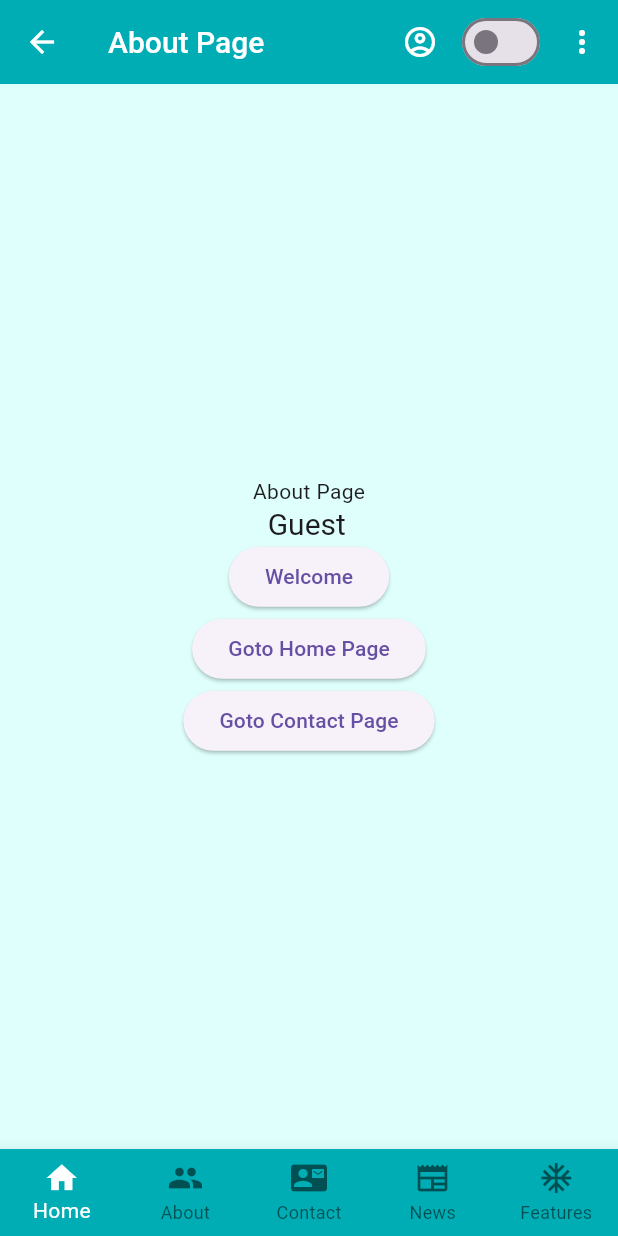
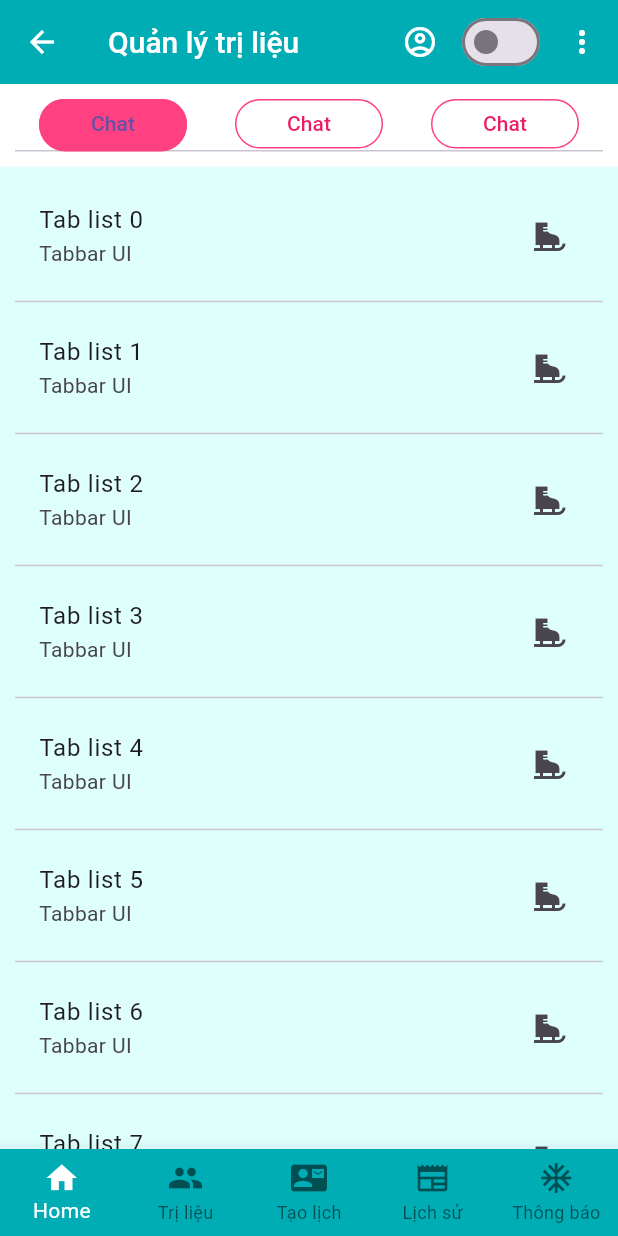
Before and after one commit to csf-whoami/moon-therapy, a Flutter app: the AboutController screen opened by its route, on a phone screen of 412 x 824 dp. Run offline on Flutter 3.47's test engine with Material 3 defaults, Android fonts, the phone set to English and light mode, and no system bars; our stand-ins replace dio, flutter_dotenv, shared_preferences; accounts and stored records are empty.

Commit message:
- Change Tab names - Add tab list view.

```diff
--- a/lib/core/widgets/bottom_bar.dart
+++ b/lib/core/widgets/bottom_bar.dart
@@ -16,11 +16,11 @@ class BottomBar extends StatelessWidget {
     buttonDatas = buttonDatas ??
         [
           ButtonData(icon: Icons.home, label: 'Home', link: '/'),
-          ButtonData(icon: Icons.people, label: 'About', link: '/about'),
+          ButtonData(icon: Icons.people, label: 'Trị liệu', link: '/about'),
           ButtonData(
-              icon: Icons.contact_mail, label: 'Contact', link: '/contact'),
-          ButtonData(icon: Icons.newspaper, label: 'News', link: '/news'),
-          ButtonData(icon: Icons.ac_unit, label: 'Features', link: '/feature'),
+              icon: Icons.contact_mail, label: 'Tạo lịch', link: '/contact'),
+          ButtonData(icon: Icons.newspaper, label: 'Lịch sử', link: '/news'),
+          ButtonData(icon: Icons.ac_unit, label: 'Thông báo', link: '/feature'),
         ];
   }
 
--- a/lib/features/main_app/Screens/mobile/about.dart
+++ b/lib/features/main_app/Screens/mobile/about.dart
@@ -1,6 +1,9 @@
 import 'package:flutter/material.dart';
 
 import '../../../../core/core.dart';
+
+import './tabs/firstScreen.dart';
+import './tabs/secondScreen.dart';
 
 class About extends StatefulWidget {
   final String? title;
@@ -18,59 +21,145 @@ class _AboutState extends State<About> {
   void initState() {
     super.initState();
     _name = TextEditingController(text: 'Guest');
-    display = 'About Page';
+    display = 'Quản lý trị liệu';
   }
 
   @override
   Widget build(BuildContext context) {
     var theme = Theme.of(context);
+
     return Scaffold(
       appBar: AppBar(
         title: Text(widget.title!),
         actions: actionsMenu(context),
       ),
-      body: SizedBox(
-        width: double.infinity,
+      body: DefaultTabController(
+        length: 3,
         child: Column(
-          mainAxisAlignment: MainAxisAlignment.center,
-          crossAxisAlignment: CrossAxisAlignment.center,
           children: [
-            Text(display),
-            Center(
-              child: EditableText(
-                textAlign: TextAlign.center,
-                controller: _name,
-                focusNode: FocusNode(),
-                style: TextStyle(
-                  color: theme.textTheme.bodyText1!.color,
-                  fontSize: 20,
+            Material(
+              child: Container(
+                height: 55,
+                color: Colors.white,
+                child: TabBar(
+                  physics: const ClampingScrollPhysics(),
+                  padding:
+                      EdgeInsets.only(left: 10, bottom: 10, right: 10, top: 10),
+                  unselectedLabelColor: Colors.pink,
+                  indicatorSize: TabBarIndicatorSize.label,
+                  indicator: BoxDecoration(
+                      borderRadius: BorderRadius.circular(30),
+                      color: Colors.pinkAccent),
+                  tabs: [
+                    Tab(
+                      child: Container(
+                        height: 80,
+                        decoration: BoxDecoration(
+                            borderRadius: BorderRadius.circular(30),
+                            border:
+                                Border.all(color: Colors.pinkAccent, width: 1)),
+                        child: Align(
+                          alignment: Alignment.center,
+                          child: Text('Chat'),
+                        ),
+                      ),
+                    ),
+                    Tab(
+                      child: Container(
+                        height: 80,
+                        decoration: BoxDecoration(
+                            borderRadius: BorderRadius.circular(30),
+                            border:
+                                Border.all(color: Colors.pinkAccent, width: 1)),
+                        child: Align(
+                          alignment: Alignment.center,
+                          child: Text('Chat'),
+                        ),
+                      ),
+                    ),
+                    Tab(
+                      child: Container(
+                        height: 80,
+                        decoration: BoxDecoration(
+                            borderRadius: BorderRadius.circular(30),
+                            border:
+                                Border.all(color: Colors.pinkAccent, width: 1)),
+                        child: Align(
+                          alignment: Alignment.center,
+                          child: Text('Chat'),
+                        ),
+                      ),
+                    )
+                  ],
                 ),
-                cursorColor: theme.textTheme.bodyText1!.color!,
-                backgroundCursorColor: Colors.yellowAccent,
               ),
             ),
-            ElevatedButton(
-              onPressed: () {
-                setState(() {
-                  display = 'Welcome ${_name.text}';
-                });
-              },
-              child: const Text('Welcome'),
-            ),
-            ElevatedButton(
-              onPressed: () {
-                Nav.to(context, '/');
-              },
-              child: const Text('Goto Home Page'),
-            ),
-            ElevatedButton(
-              onPressed: () {
-                Nav.to(context, '/contact');
-              },
-              child: const Text('Goto Contact Page'),
-            ),
+            Expanded(
+                child: TabBarView(
+              children: [
+                ListView.separated(
+                    padding: EdgeInsets.all(10),
+                    itemCount: 20,
+                    separatorBuilder: (BuildContext context, int index) =>
+                        const Divider(),
+                    itemBuilder: (context, index) {
+                      return ListTile(
+                          onTap: () {},
+                          title: Text("Tab list ${index}"),
+                          subtitle: Text("Tabbar UI"),
+                          trailing: Icon(Icons.ice_skating));
+                    }),
+                ListView.separated(
+                    padding: EdgeInsets.all(10),
+                    itemCount: 20,
+                    separatorBuilder: (BuildContext context, int index) =>
+                        const Divider(),
+                    itemBuilder: (context, index) {
+                      return ListTile(
+                          onTap: () {},
+                          title: Text("Tab2 list ${index}"),
+                          subtitle: Text("Tabbar2 UI"),
+                          trailing: Icon(Icons.arrow_circle_right));
+                    }),
+                ListView.separated(
+                    padding: EdgeInsets.all(10),
+                    itemCount: 20,
+                    separatorBuilder: (BuildContext context, int index) =>
+                        const Divider(),
+                    itemBuilder: (context, index) {
+                      return ListTile(
+                          onTap: () {},
+                          title: Text("Tab3 list ${index}"),
+                          subtitle: Text("Tabbar3 UI"),
+                          trailing: Icon(Icons.arrow_circle_right));
+                    }),
+              ],
+            ))
           ],
         ),
+
+        // TODO: Old arrange.
+        // width: double.infinity,
+        // child: Column(
+        //   mainAxisAlignment: MainAxisAlignment.center,
+        //   crossAxisAlignment: CrossAxisAlignment.center,
+        //   children: [
+        //     Text(display),
+        //     Center(
+        //       child: EditableText(
+        //         textAlign: TextAlign.center,
+        //         controller: _name,
+        //         focusNode: FocusNode(),
+        //         style: TextStyle(
+        //           color: theme.textTheme.bodyText1!.color,
+        //           fontSize: 20,
+        //         ),
+        //         cursorColor: theme.textTheme.bodyText1!.color!,
+        //         backgroundCursorColor: Colors.yellowAccent,
+        //       ),
+        //     ),
+        //   ],
+        // ),
       ),
       bottomNavigationBar: BottomBar(),
     );
--- /dev/null
+++ b/lib/features/main_app/Screens/mobile/tabs/firstScreen.dart
@@ -0,0 +1,12 @@
+import 'package:flutter/material.dart';
+
+class FirstScreen extends StatelessWidget {
+  @override
+  Widget build(BuildContext context) {
+    return Container(
+      child: Center(
+        child: Text('Tab 1 Layout'),
+      ),
+    );
+  }
+}
--- /dev/null
+++ b/lib/features/main_app/Screens/mobile/tabs/secondScreen.dart
@@ -0,0 +1,12 @@
+import 'package:flutter/material.dart';
+
+class SecondScreen extends StatelessWidget {
+  @override
+  Widget build(BuildContext context) {
+    return Container(
+      child: Center(
+        child: Text('Tab 2 Layout'),
+      ),
+    );
+  }
+}
--- a/lib/features/main_app/Screens/tablet/about.dart
+++ b/lib/features/main_app/Screens/tablet/about.dart
@@ -20,7 +20,7 @@ class _AboutState extends State<About> {
   void initState() {
     super.initState();
     _name = TextEditingController(text: 'Guest');
-    display = 'About Page';
+    display = 'Quản lý trị liệu';
   }
 
   @override
--- a/lib/features/main_app/controllers/main/about_controller.dart
+++ b/lib/features/main_app/controllers/main/about_controller.dart
@@ -5,9 +5,8 @@ import '../../Screens/desktop/about.dart' as desktop;
 import '../../Screens/mobile/about.dart' as mobile;
 import '../../Screens/tablet/about.dart' as tablet;
 
-
 class AboutController extends StatefulController {
-  final String _title = 'About Page';
+  final String _title = 'Quản lý trị liệu';
   const AboutController({Key? key}) : super(key: key);
 
   @override
```
